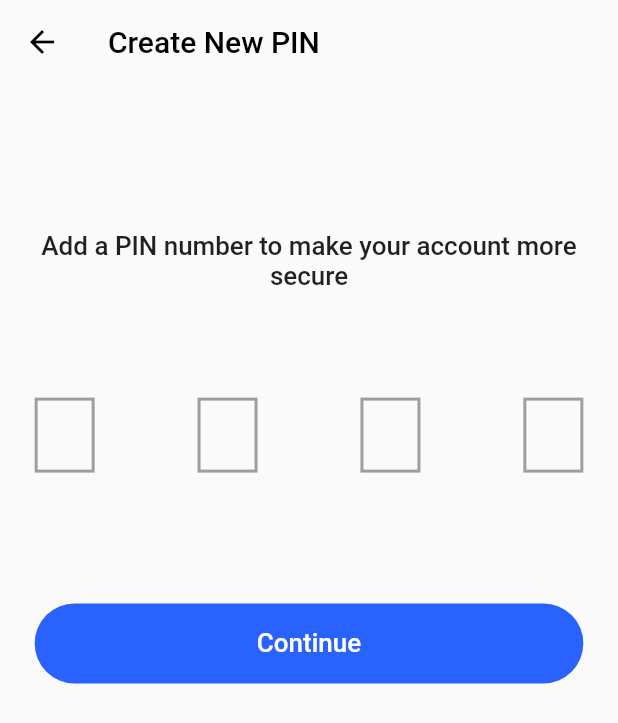
After one commit to NasShihab/medica, a Flutter app: the create_new_pin screen opened directly, on a phone screen of 412 x 824 dp. The commit adds this screen. Shown: the top 723 px of the screen. Run offline on Flutter 3.47's test engine with Material 2 defaults, Android fonts, the phone set to English and light mode, and no system bars; drawn by our look-alikes of pin_code_fields; our stand-ins replace flutter_screenutil.

Commit message:
18_Light_create new PIN page | added

```diff
--- /dev/null
+++ b/lib/03. Sign Up & Sign In (b)/18_Light_create new PIN.dart
@@ -0,0 +1,83 @@
+import 'package:flutter/material.dart';
+import 'package:flutter_screenutil/flutter_screenutil.dart';
+import 'package:pin_code_fields/pin_code_fields.dart';
+
+import '../homePage.dart';
+
+class create_new_pin extends StatelessWidget {
+  const create_new_pin({Key? key}) : super(key: key);
+
+  @override
+  Widget build(BuildContext context) {
+    return Scaffold(
+      resizeToAvoidBottomInset: false,
+      extendBodyBehindAppBar: true,
+      appBar: AppBar(
+        title: const Text(
+          'Create New PIN',
+          style: TextStyle(color: Colors.black),
+        ),
+        elevation: 0,
+        backgroundColor: Colors.transparent,
+        leading: IconButton(
+            onPressed: () {
+              Navigator.of(context).push(MaterialPageRoute(
+                  builder: (BuildContext context) => const homePage()));
+            },
+            icon: const Icon(
+              Icons.arrow_back,
+              color: Colors.black,
+            )),
+      ),
+      body: SafeArea(
+          child: Padding(
+        padding: EdgeInsets.symmetric(horizontal: 24.w),
+        child: Column(
+          children: [
+            SizedBox(height: 110.h),
+            Text(
+              'Add a PIN number to make your account more secure',
+              textAlign: TextAlign.center,
+              style: TextStyle(fontSize: 18.sp),
+            ),
+            SizedBox(height: 80.h),
+            PinCodeTextField(
+              pinTheme: PinTheme(
+                inactiveColor: Colors.grey,
+                activeColor: Colors.grey,
+                shape: PinCodeFieldShape.box,
+              ),
+              obscuringCharacter: "o",
+              appContext: context,
+              length: 4,
+              onChanged: (value) {},
+              keyboardType: TextInputType.number,
+            ),
+            SizedBox(height: 80.h),
+            SizedBox(
+              height: 60.h,
+              width: double.infinity,
+              child: TextButton(
+                  onPressed: () {},
+                  style: ButtonStyle(
+                    backgroundColor:
+                        MaterialStateProperty.all(Colors.blueAccent[700]),
+                    foregroundColor: MaterialStateProperty.all(Colors.white),
+                    padding: MaterialStateProperty.all(
+                        EdgeInsets.symmetric(vertical: 14.h)),
+                    shape: MaterialStateProperty.all<RoundedRectangleBorder>(
+                        RoundedRectangleBorder(
+                            borderRadius: BorderRadius.circular(50.r))),
+                  ),
+                  child: Text(
+                    'Continue',
+                    style: TextStyle(fontSize: 18.sp),
+                  )),
+            ),
+            SizedBox(height: 10.h),
+          ],
+        ),
+      )),
+    );
+  }
+}
--- a/lib/homePage.dart
+++ b/lib/homePage.dart
@@ -3,6 +3,7 @@ import 'package:medica/02.%20Sign%20Up%20&%20Sign%20In%20(a)/10_Light_sign%20up%
 import 'package:medica/02.%20Sign%20Up%20&%20Sign%20In%20(a)/9_light_lets%20you%20in.dart';
 import 'package:flutter_screenutil/flutter_screenutil.dart';
 import 'package:medica/03.%20Sign%20Up%20&%20Sign%20In%20(b)/16_Light_fill%20your%20profile%20blank%20form.dart';
+import 'package:medica/03.%20Sign%20Up%20&%20Sign%20In%20(b)/18_Light_create%20new%20PIN.dart';
 
 import '02. Sign Up & Sign In (a)/13_Light_sign in blank form.dart';
 
@@ -61,9 +62,9 @@ class homePage extends StatelessWidget {
                     onPressed: () {
                       Navigator.of(context).push(MaterialPageRoute(
                           builder: (BuildContext context) =>
-                          const lets_you_in()));
+                          const create_new_pin()));
                     },
-                    child: Text('9_Light_lets you in',style: TextStyle(
+                    child: Text('18_Light_create new PIN',style: TextStyle(
                       fontSize: 30.sp,
                     ),)),
                 TextButton(
--- a/pubspec.yaml
+++ b/pubspec.yaml
@@ -14,6 +14,7 @@ dependencies:
   flutter_screenutil: ^5.5.3+2
   google_fonts: ^3.0.1
   cupertino_icons: ^1.0.2
+  pin_code_fields: ^7.4.0
 
   flutter:
     sdk: flutter
```
Also changed, not shown: pubspec.lock.
